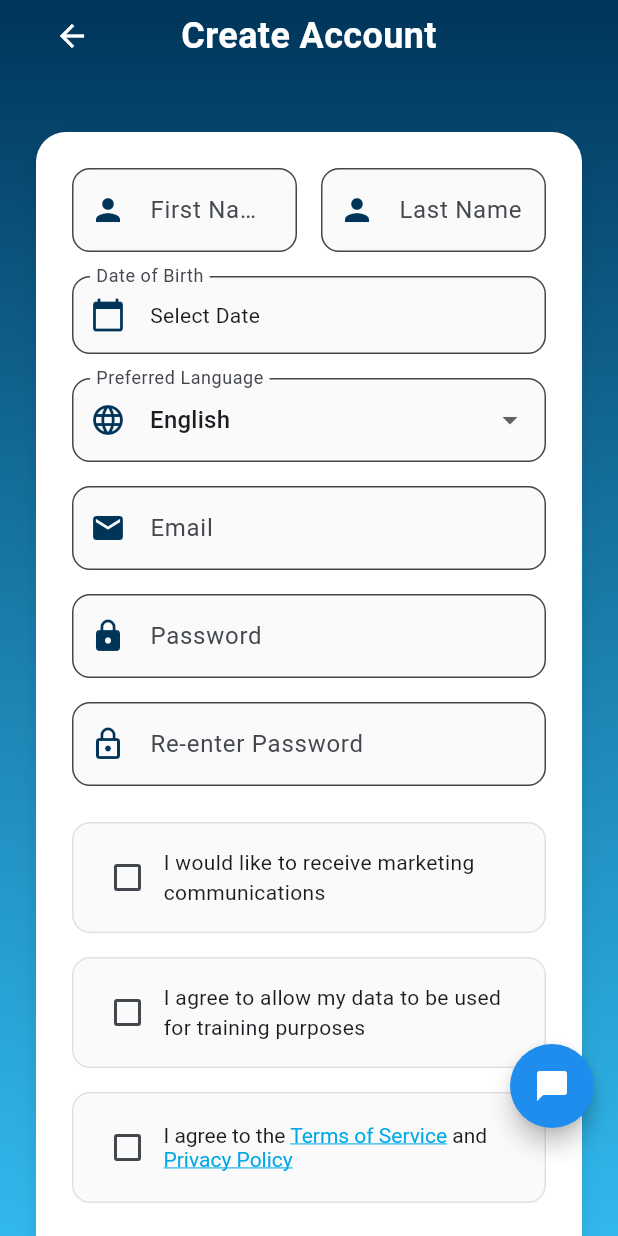
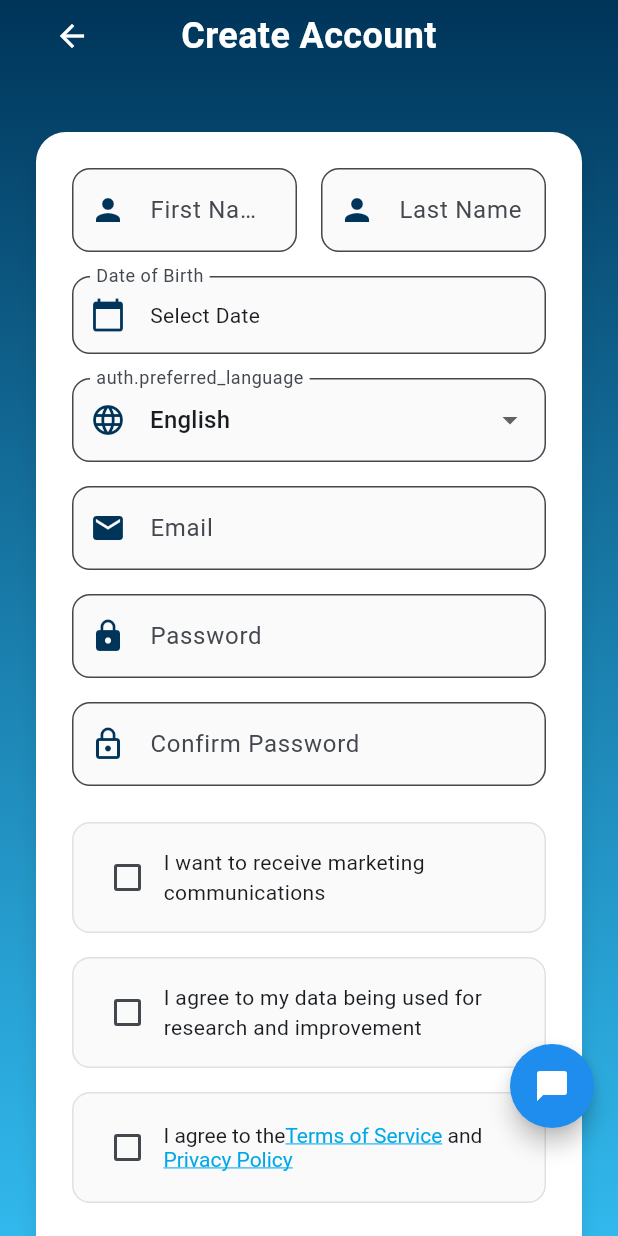
Before and after one commit to Karl-Gilmartin/urban_route, a Flutter app: the SignupPage screen opened by its route, on a phone screen of 412 x 824 dp. Run offline on Flutter 3.47's test engine with Material 3 defaults, Android fonts, the phone set to English and light mode, and no system bars; our stand-ins replace easy_localization, flutter_dotenv, flutter_map, flutter_svg, geocoding, geolocator and 4 more; missing offline and left inert: flutter_map_heatmap, intercom_flutter, mapbox_gl; accounts and stored records are empty; network calls fail.

Commit message:
globalisation of the sign up page

```diff
--- a/lib/pages/signup_page.dart
+++ b/lib/pages/signup_page.dart
@@ -8,6 +8,7 @@ import 'package:timezone/timezone.dart' as tz;
 import 'package:timezone/data/latest.dart' as tz;
 import 'package:urban_route/schema/database_schema.dart';
 import 'package:urban_route/components/terms_and_cons.dart';
+import 'package:easy_localization/easy_localization.dart';
 
 
 
@@ -83,11 +84,11 @@ class _SignupPageState extends State<SignupPage> {
                   mainAxisAlignment: MainAxisAlignment.spaceBetween,
                   children: [
                     CupertinoButton(
-                      child: const Text('Cancel'),
+                      child: Text('auth.cancel'.tr()),
                       onPressed: () => Navigator.of(context).pop(),
                     ),
                     CupertinoButton(
-                      child: const Text('Done'),
+                      child: Text('auth.done'.tr()),
                       onPressed: () {
                         Navigator.of(context).pop();
                       },
@@ -144,11 +145,11 @@ class _SignupPageState extends State<SignupPage> {
                   mainAxisAlignment: MainAxisAlignment.spaceBetween,
                   children: [
                     CupertinoButton(
-                      child: const Text('Cancel'),
+                      child: Text('auth.cancel'.tr()),
                       onPressed: () => Navigator.of(context).pop(),
                     ),
                     CupertinoButton(
-                      child: const Text('Done'),
+                      child: Text('auth.done'.tr()),
                       onPressed: () {
                         Navigator.of(context).pop();
                       },
@@ -160,7 +161,7 @@ class _SignupPageState extends State<SignupPage> {
                     itemExtent: 32.0,
                     onSelectedItemChanged: (int index) {
                       setState(() {
-                        _selectedLanguage = _languages[index]['code']!;
+                        _selectedLanguage = _languages[index]['name']!;
                       });
                     },
                     children: _languages.map((language) {
@@ -183,13 +184,13 @@ class _SignupPageState extends State<SignupPage> {
     if (!_formKey.currentState!.validate()) return;
     if (_dateOfBirth == null) {
       setState(() {
-        _errorMessage = 'Please select your date of birth';
+        _errorMessage = '';
       });
       return;
     }
     if (!_acceptedTerms) {
       setState(() {
-        _errorMessage = 'Please accept the terms and conditions';
+        _errorMessage = 'auth.accept_terms'.tr();
       });
       return;
     }
@@ -227,7 +228,7 @@ class _SignupPageState extends State<SignupPage> {
         }
       } else {
         setState(() {
-          _errorMessage = 'Sign up failed. Please try again.';
+          _errorMessage = 'auth.sign_up_failed'.tr();
         });
       }
     } catch (error) {
@@ -279,10 +280,10 @@ class _SignupPageState extends State<SignupPage> {
                             Navigator.of(context).pushReplacementNamed('/login');
                           },
                         ),
-                        const Expanded(
+                        Expanded(
                           child: Text(
-                            'Create Account',
-                            style: TextStyle(
+                            'auth.create_account'.tr(),
+                            style: const TextStyle(
                               color: Colors.white,
                               fontSize: 24,
                               fontWeight: FontWeight.bold,
@@ -321,7 +322,8 @@ class _SignupPageState extends State<SignupPage> {
                                   child: TextFormField(
                                     controller: _firstNameController,
                                     decoration: InputDecoration(
-                                      labelText: 'First Name',
+                                      labelText: 'auth.first_name'.tr(),
+                                      hintText: 'John',
                                       border: OutlineInputBorder(
                                         borderRadius: BorderRadius.circular(12),
                                       ),
@@ -332,7 +334,7 @@ class _SignupPageState extends State<SignupPage> {
                                     ),
                                     validator: (value) {
                                       if (value == null || value.isEmpty) {
-                                        return 'Please enter your first name';
+                                        return 'auth.first_name_required'.tr();
                                       }
                                       return null;
                                     },
@@ -343,7 +345,7 @@ class _SignupPageState extends State<SignupPage> {
                                   child: TextFormField(
                                     controller: _lastNameController,
                                     decoration: InputDecoration(
-                                      labelText: 'Last Name',
+                                      labelText: 'auth.last_name'.tr(),
                                       border: OutlineInputBorder(
                                         borderRadius: BorderRadius.circular(12),
                                       ),
@@ -354,7 +356,7 @@ class _SignupPageState extends State<SignupPage> {
                                     ),
                                     validator: (value) {
                                       if (value == null || value.isEmpty) {
-                                        return 'Please enter your last name';
+                                        return 'auth.last_name_required'.tr();
                                       }
                                       return null;
                                     },
@@ -369,7 +371,7 @@ class _SignupPageState extends State<SignupPage> {
                               onTap: () => _selectDate(context),
                               child: InputDecorator(
                                 decoration: InputDecoration(
-                                  labelText: 'Date of Birth',
+                                  labelText: 'auth.date_of_birth'.tr(),
                                   border: OutlineInputBorder(
                                     borderRadius: BorderRadius.circular(12),
                                   ),
@@ -381,7 +383,7 @@ class _SignupPageState extends State<SignupPage> {
                                 child: Text(
                                   _dateOfBirth != null
                                       ? '${_dateOfBirth!.day}/${_dateOfBirth!.month}/${_dateOfBirth!.year}'
-                                      : 'Select Date',
+                                      : 'auth.select_date'.tr(),
                                 ),
                               ),
                             ),
@@ -393,7 +395,7 @@ class _SignupPageState extends State<SignupPage> {
                                 onTap: () => _selectLanguage(context),
                                 child: InputDecorator(
                                   decoration: InputDecoration(
-                                    labelText: 'Preferred Language',
+                                    labelText: 'auth.preferred_language'.tr(),
                                     border: OutlineInputBorder(
                                       borderRadius: BorderRadius.circular(12),
                                     ),
@@ -407,7 +409,7 @@ class _SignupPageState extends State<SignupPage> {
                             else
                               DropdownButtonFormField<String>(
                                 decoration: InputDecoration(
-                                  labelText: 'Preferred Language',
+                                  labelText: 'auth.preferred_language'.tr(),
                                   border: OutlineInputBorder(
                                     borderRadius: BorderRadius.circular(12),
                                   ),
@@ -437,7 +439,7 @@ class _SignupPageState extends State<SignupPage> {
                             TextFormField(
                               controller: _emailController,
                               decoration: InputDecoration(
-                                labelText: 'Email',
+                                labelText: 'auth.email'.tr(),
                                 border: OutlineInputBorder(
                                   borderRadius: BorderRadius.circular(12),
                                 ),
@@ -449,10 +451,10 @@ class _SignupPageState extends State<SignupPage> {
                               keyboardType: TextInputType.emailAddress,
                               validator: (value) {
                                 if (value == null || value.isEmpty) {
-                                  return 'Please enter your email';
+                                  return 'auth.email_required'.tr();
                                 }
                                 if (!RegExp(r'^[\w-\.]+@([\w-]+\.)+[\w-]{2,4}$').hasMatch(value)) {
-                                  return 'Please enter a valid email';
+                                  return 'auth.invalid_email'.tr();
                                 }
                                 return null;
                               },
@@ -463,7 +465,7 @@ class _SignupPageState extends State<SignupPage> {
                             TextFormField(
                               controller: _passwordController,
                               decoration: InputDecoration(
-                                labelText: 'Password',
+                                labelText: 'auth.password'.tr(),
                                 border: OutlineInputBorder(
                                   borderRadius: BorderRadius.circular(12),
                                 ),
@@ -475,10 +477,10 @@ class _SignupPageState extends State<SignupPage> {
                               obscureText: true,
                               validator: (value) {
                                 if (value == null || value.isEmpty) {
-                                  return 'Please enter your password';
+                                  return 'auth.password_required'.tr();
                                 }
                                 if (value.length < 6) {
-                                  return 'Password must be at least 6 characters';
+                                  return 'auth.password_too_short'.tr();
                                 }
                                 return null;
                               },
@@ -489,7 +491,7 @@ class _SignupPageState extends State<SignupPage> {
                             TextFormField(
                               controller: _confirmPasswordController,
                               decoration: InputDecoration(
-                                labelText: 'Re-enter Password',
+                                labelText: 'auth.confirm_password'.tr(),
                                 border: OutlineInputBorder(
                                   borderRadius: BorderRadius.circular(12),
                                 ),
@@ -501,10 +503,10 @@ class _SignupPageState extends State<SignupPage> {
                               obscureText: true,
                               validator: (value) {
                                 if (value == null || value.isEmpty) {
-                                  return 'Please confirm your password';
+                                  return 'auth.confirm_password_required'.tr();
                                 }
                                 if (value != _passwordController.text) {
-                                  return 'Passwords do not match';
+                                  return 'auth.passwords_do_not_match'.tr();
                                 }
                                 return null;
                               },
@@ -532,7 +534,7 @@ class _SignupPageState extends State<SignupPage> {
                                   ),
                                   Expanded(
                                     child: Text(
-                                      'I would like to receive marketing communications',
+                                      'auth.marketing_opt_in'.tr(),
                                       style: TextStyle(
                                         color: Theme.of(context).textTheme.bodyMedium?.color,
                                       ),
@@ -564,7 +566,7 @@ class _SignupPageState extends State<SignupPage> {
                                   ),
                                   Expanded(
                                     child: Text(
-                                      'I agree to allow my data to be used for training purposes',
+                                      'auth.data_is_trainable'.tr(),
                                       style: TextStyle(
                                         color: Theme.of(context).textTheme.bodyMedium?.color,
                                       ),
@@ -603,13 +605,13 @@ class _SignupPageState extends State<SignupPage> {
                                       },
                                       child: RichText(
                                         text: TextSpan(
-                                          text: 'I agree to the ',
+                                          text: 'auth.terms_privacy'.tr(),
                                           style: TextStyle(
                                             color: Theme.of(context).textTheme.bodyMedium?.color,
                                           ),
                                           children: [
                                             TextSpan(
-                                              text: 'Terms of Service',
+                                              text: 'auth.terms_of_service'.tr(),
                                               style: const TextStyle(
                                                 color: AppColors.brightCyan,
                                                 decoration: TextDecoration.underline,
@@ -633,7 +635,7 @@ class _SignupPageState extends State<SignupPage> {
                                               ),
                                             ),
                                             TextSpan(
-                                              text: 'Privacy Policy',
+                                              text: 'auth.privacy_policy'.tr(),
                                               style: const TextStyle(
                                                 color: AppColors.brightCyan,
                                                 decoration: TextDecoration.underline,
@@ -698,9 +700,9 @@ class _SignupPageState extends State<SignupPage> {
                                         valueColor: AlwaysStoppedAnimation<Color>(Colors.white),
                                       ),
                                     )
-                                  : const Text(
-                                      'Sign Up',
-                                      style: TextStyle(
+                                  : Text(
+                                      'auth.sign_up'.tr(),
+                                      style: const TextStyle(
                                         fontSize: 16,
                                         color: Colors.white,
                                         fontWeight: FontWeight.bold,
@@ -718,9 +720,9 @@ class _SignupPageState extends State<SignupPage> {
                     Row(
                       mainAxisAlignment: MainAxisAlignment.center,
                       children: [
-                        const Text(
-                          'Already have an account?',
-                          style: TextStyle(color: Colors.white),
+                        Text(
+                          'auth.already_have_account'.tr(),
+                          style: const TextStyle(color: Colors.white),
                         ),
                         TextButton(
                           onPressed: () {
@@ -729,9 +731,9 @@ class _SignupPageState extends State<SignupPage> {
                           style: TextButton.styleFrom(
                             foregroundColor: Colors.white,
                           ),
-                          child: const Text(
-                            'Sign In',
-                            style: TextStyle(
+                          child: Text(
+                            'auth.sign_in'.tr(),
+                            style: const TextStyle(
                               fontWeight: FontWeight.bold,
                               decoration: TextDecoration.underline,
                               color: Colors.white,
```
Also changed, not shown: assets/translations/en.json (+16 -1 lines), assets/translations/es.json (+16 -1 lines).
